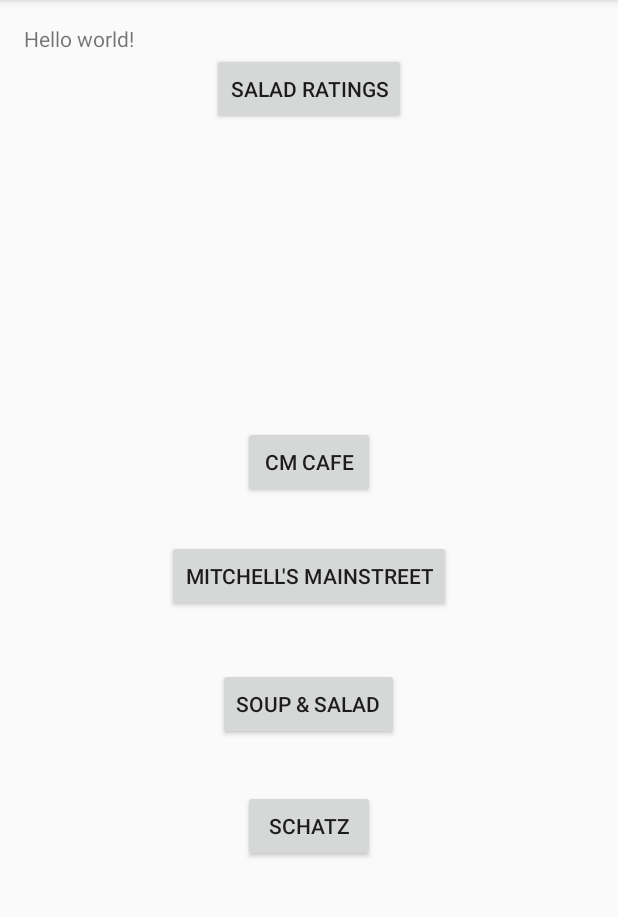
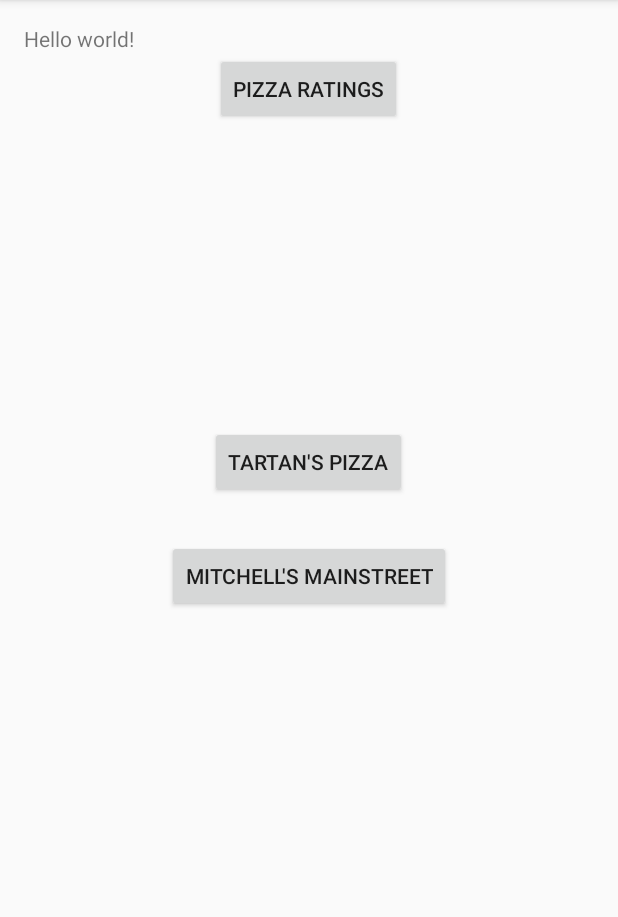
Before and after one commit to dagronlund/tartan-hacks-2016, an Android app: the screen it shows after launch (MainActivity), on a phone screen of 412 x 824 dp, the part 84-1001 px from its top. Run offline under Robolectric (Android 15) with nearby library versions, the phone set to English and light mode, and no system bars.

Commit message:
Pizza ratings
pizza ratings

```diff
--- a/TartanHacksApp/app/src/main/res/layout/activity_main.xml
+++ b/TartanHacksApp/app/src/main/res/layout/activity_main.xml
@@ -12,16 +12,7 @@
     <Button
         android:layout_width="wrap_content"
         android:layout_height="wrap_content"
-        android:text="soup &amp; salad"
-        android:id="@+id/button3"
-        android:layout_marginTop="37dp"
-        android:layout_below="@+id/button5"
-        android:layout_centerHorizontal="true" />
-
-    <Button
-        android:layout_width="wrap_content"
-        android:layout_height="wrap_content"
-        android:text="CM Cafe"
+        android:text="Tartan&apos;s pizza"
         android:id="@+id/button2"
         android:layout_above="@+id/button5"
         android:layout_centerHorizontal="true"
@@ -38,18 +29,9 @@
     <Button
         android:layout_width="wrap_content"
         android:layout_height="wrap_content"
-        android:text="salad ratings"
+        android:text="pizza ratings"
         android:id="@+id/button"
         android:layout_below="@+id/textView"
         android:layout_centerHorizontal="true" />
 
-    <Button
-        android:layout_width="wrap_content"
-        android:layout_height="wrap_content"
-        android:text="schatz"
-        android:id="@+id/button4"
-        android:layout_below="@+id/button3"
-        android:layout_centerHorizontal="true"
-        android:layout_marginTop="33dp" />
-
 </RelativeLayout>
```
